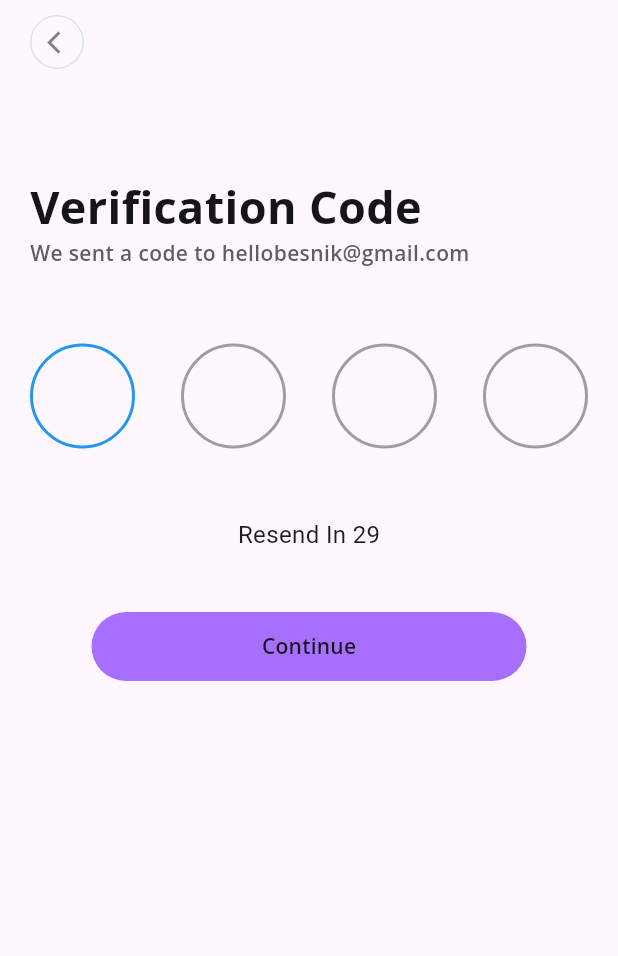
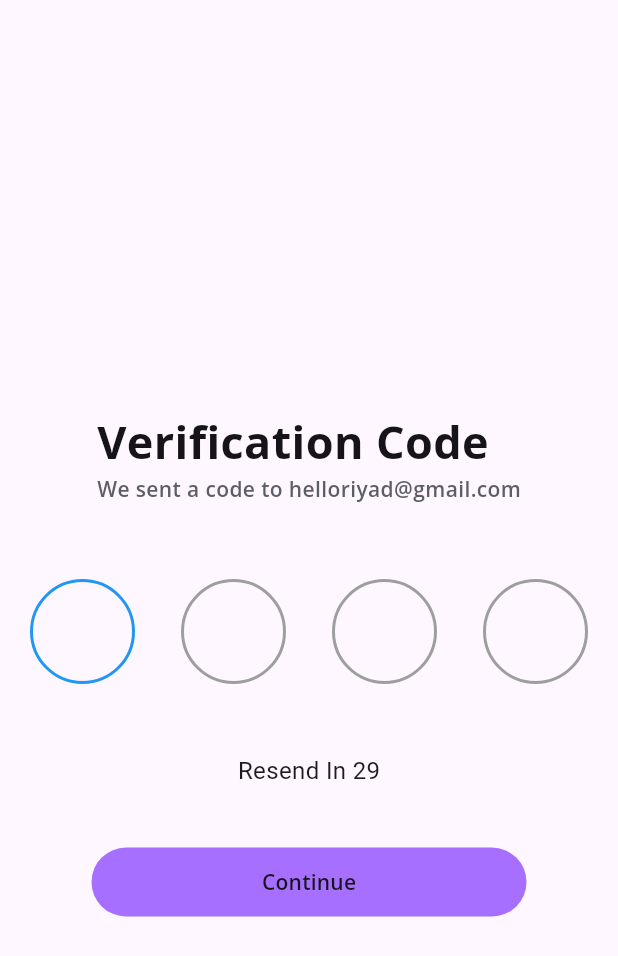
Before and after one commit to riyad-from-space/Connect, a Flutter app: the LoginScreen screen opened by its route, after a tap on "Forgotten Password?", on a phone screen of 412 x 824 dp. Shown: the top 956 px of the screen. Run offline on Flutter 3.47's test engine with Material 3 defaults, Android fonts, the phone set to English and light mode, and no system bars; drawn by our look-alikes of pin_code_fields; our stand-ins replace firebase_auth, firebase_core, flutter_riverpod, google_fonts, shared_preferences; accounts and stored records are empty.

```diff
--- a/lib/app_router.dart
+++ b/lib/app_router.dart
@@ -1,3 +1,4 @@
+import 'package:connect/features/auth/view/screens/sign_screens/signup_screen.dart';
 import 'package:connect/features/auth/view/screens/signup_type_screen.dart';
 import 'package:connect/features/auth/view/screens/user_info_input_screen.dart';
 import 'package:connect/features/auth/view/screens/verification_code_screen.dart';
@@ -15,7 +16,7 @@ class AppRouter {
       case '/auth-checker':
         return MaterialPageRoute(builder: (_) => AuthChecker());
       case '/signup':
-        return MaterialPageRoute(builder: (_) => LoginScreen());
+        return MaterialPageRoute(builder: (_) => SignupScreen());
       case '/login':
         return MaterialPageRoute(builder: (_) => LoginScreen());
       case '/signup-type':
@@ -26,10 +27,7 @@ class AppRouter {
         return MaterialPageRoute(builder: (_) => UserInfoInputScreen());
       case '/home':
         return MaterialPageRoute(builder: (_) => Home());
-      case '/home':
-        return MaterialPageRoute(builder: (_) => Home());
-      case '/home':
-        return MaterialPageRoute(builder: (_) => Home());
+
 
 
       default:
--- a/lib/features/auth/view/screens/login_screens/login_screen.dart
+++ b/lib/features/auth/view/screens/login_screens/login_screen.dart
@@ -45,7 +45,7 @@ class LoginScreen extends ConsumerWidget {
         actions: [
           InkWell(
             onTap: () {
-              Navigator.pushReplacementNamed(context, '/verification-code');
+              Navigator.pushNamed(context, '/verification-code');
             },
             child: Padding(
               padding: const EdgeInsets.all(16),
--- a/lib/features/auth/view/screens/verification_code_screen.dart
+++ b/lib/features/auth/view/screens/verification_code_screen.dart
@@ -45,22 +45,23 @@ class _VerificationCodeScreenState extends State<VerificationCodeScreen> {
     final bool isSubmitEnabled = _code != null && _code!.length == 4 && _remainingSeconds > 0;
 
     return Scaffold(
-      appBar: AppBar(
-        leading: InkWell(
-          onTap: () {
-            Navigator.pop(context);
-          },
-          child: const CustomBackButton(),
-        ),
-      ),
-      body: Padding(
+      // appBar: AppBar(
+      //   leading: InkWell(
+      //     onTap: () {
+      //       Navigator.pop(context);
+      //     },
+      //     child: const CustomBackButton(),
+      //   ),
+      // ),
+      body: Center(
+        child: Padding(
           padding: const EdgeInsets.only(left: 20, right: 20, top: 60),
           child: Column(
-          crossAxisAlignment: CrossAxisAlignment.start,
+         mainAxisAlignment: MainAxisAlignment.center,
             children: [
               Headline(
                 headline: 'Verification Code',
-              sub_headline: 'We sent a code to hellobesnik@gmail.com',
+                sub_headline: 'We sent a code to helloriyad@gmail.com',
               ),
               const SizedBox(height: 50),
               Center(
@@ -102,13 +103,18 @@ class _VerificationCodeScreenState extends State<VerificationCodeScreen> {
                 child: SubmitButton(
                   isEnabled: true,
                   onSubmit: () {
-                  Navigator.pushReplacementNamed(context, '/home');
+                    Navigator.push(
+                      context,
+                      MaterialPageRoute(builder: (context) => ResetPasswordScreen())
+
+                    );
                   },
                 ),
               ),
             ],
           ),
         ),
+      ),
     );
   }
 }
--- a/lib/features/splash_screen/splash_screen.dart
+++ b/lib/features/splash_screen/splash_screen.dart
@@ -18,9 +18,10 @@ class _SplashScreenState extends State<SplashScreen> {
     Timer(
       const Duration(seconds: 3),
       () {
-        Navigator.pushReplacement(
+        Navigator.pushAndRemoveUntil(
           context,
           MaterialPageRoute(builder: (context) => AuthChecker()),
+              (route) => false, // Removes all previous routes
         );
       },
     );
```
Also changed, not shown: lib/features/auth/view/screens/reset_password_screen.dart (+84 -72 lines), lib/features/auth/view/screens/signup_type_screen.dart (+4 -4 lines), lib/features/auth/view_model/auth_viewmodel.dart (+9 -4 lines), lib/features/on_boarding/view/screens/topic_selection_screen.dart (+20 -16 lines), lib/features/user_profile/view/user_profile_screen.dart (+60 -25 lines), 25 other files. Lines whose indentation alone changed are shown as unchanged.
